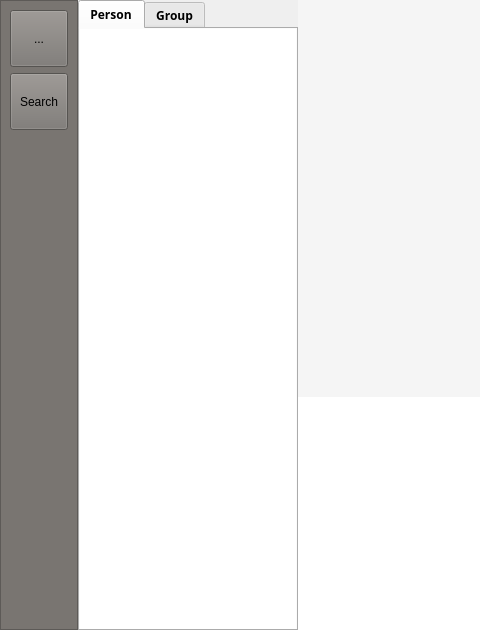
Above: ClientGUI/maindialoginterface.ui from saxonsa/chatroom before the change; both pictures show x 0 to 480 and y 0 to 630 of the 968 by 630 pixel window. Below: the same form after it.
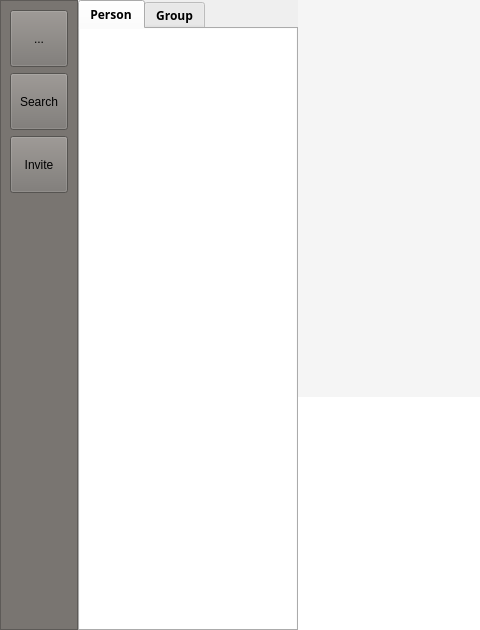
That is the form after the change. Icons and pictures are not drawn.

Commit message: 更新invite usr

```diff
--- a/ClientGUI/maindialoginterface.ui
+++ b/ClientGUI/maindialoginterface.ui
@@ -97,7 +97,17 @@
          </property>
         </widget>
        </item>
-       <item row="4" column="0">
+       <item row="2" column="0">
+        <widget class="QToolButton" name="Invite">
+         <property name="styleSheet">
+          <string notr="true">width:50px;height:50px;</string>
+         </property>
+         <property name="text">
+          <string>Invite</string>
+         </property>
+        </widget>
+       </item>
+       <item row="3" column="0">
         <spacer name="verticalSpacer">
          <property name="orientation">
           <enum>Qt::Vertical</enum>
```
The commit also changes 11 other files.
